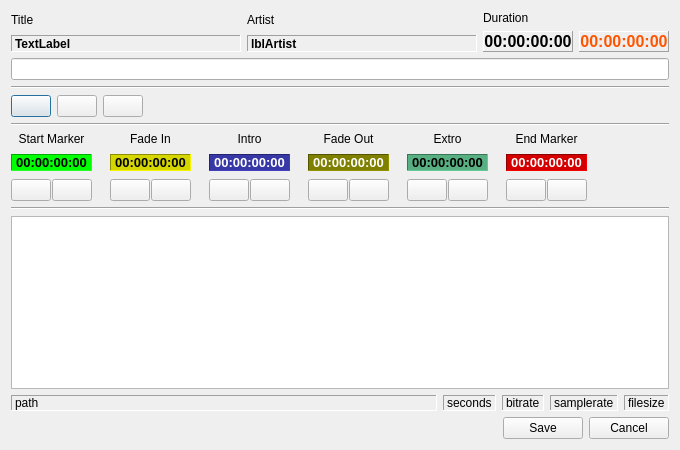
This is rave/audiolib/cueeditor/audiowaveform.ui in pgathogo/raven as Qt 5 draws it before an edit. The edited form follows.
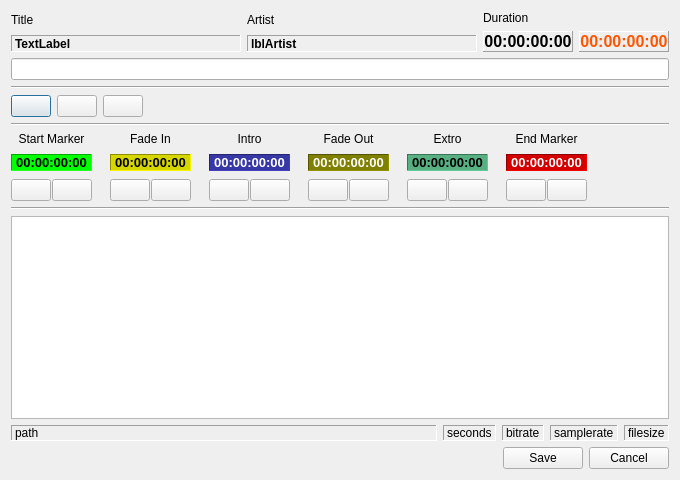
This is the edited form. Icons and pictures are not drawn.

Diff of the .ui file:
```diff
--- a/rave/audiolib/cueeditor/audiowaveform.ui
+++ b/rave/audiolib/cueeditor/audiowaveform.ui
@@ -7,19 +7,19 @@
     <x>0</x>
     <y>0</y>
     <width>680</width>
-    <height>450</height>
+    <height>480</height>
    </rect>
   </property>
   <property name="minimumSize">
    <size>
     <width>680</width>
-    <height>450</height>
+    <height>480</height>
    </size>
   </property>
   <property name="maximumSize">
    <size>
     <width>680</width>
-    <height>450</height>
+    <height>480</height>
    </size>
   </property>
   <property name="windowTitle">
```
Left out of the diff: 3 changed lines with no effect on the pictures.
